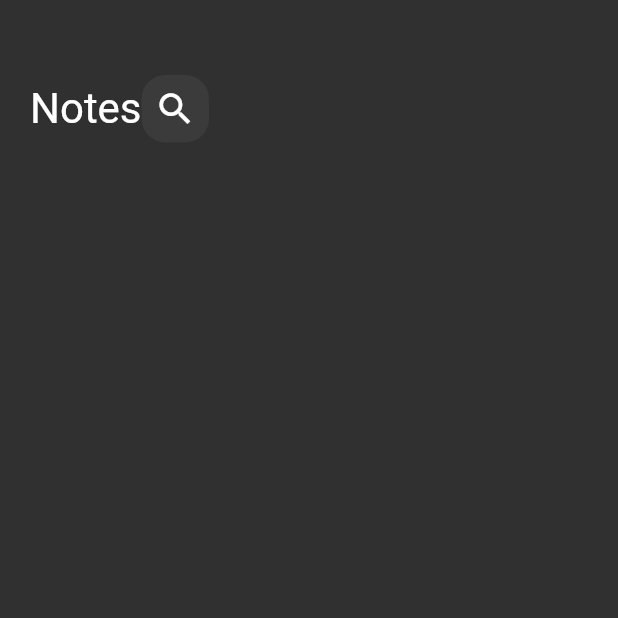
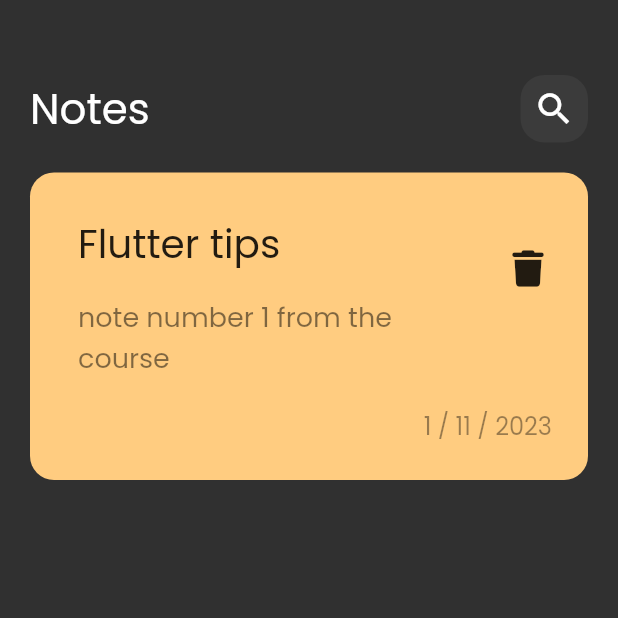
Before and after one commit to mostafaahmedbahr/note_app_with_hive, a Flutter app: the screen it shows after launch, on a phone screen of 412 x 824 dp, the top half of it. Run offline on Flutter 3.47's test engine with Material 2 defaults, Android fonts, the phone set to English and light mode, and no system bars; our stand-ins replace font_awesome_flutter.

Commit message:
custom note item

```diff
--- a/lib/main.dart
+++ b/lib/main.dart
@@ -10,11 +10,13 @@ class NotesApp extends StatelessWidget {
   @override
   Widget build(BuildContext context) {
     return MaterialApp(
+      debugShowCheckedModeBanner: false,
       // default theme
       // theme: ThemeData.dark(),
       // عشان لو هعدل على حاجه داخل ال theme
       theme: ThemeData(
         brightness: Brightness.dark,
+        fontFamily: "Poppins",
       ),
       home: const NotesView(),
     );
--- a/lib/widgets/custom_app_bar.dart
+++ b/lib/widgets/custom_app_bar.dart
@@ -11,6 +11,7 @@ class CustomAppBar extends StatelessWidget {
         Text("Notes",style: TextStyle(
           fontSize: 28,
         ),),
+        Spacer(),
         CustomSearchIcon(),
       ],
     );
--- /dev/null
+++ b/lib/widgets/custom_note_item.dart
@@ -0,0 +1,46 @@
+import 'package:flutter/material.dart';
+import 'package:font_awesome_flutter/font_awesome_flutter.dart';
+class CustomNoteItem extends StatelessWidget {
+  const CustomNoteItem({Key? key}) : super(key: key);
+
+  @override
+  Widget build(BuildContext context) {
+    return Container(
+      padding:const EdgeInsets.only(top:24,bottom:24,left: 16),
+      decoration: BoxDecoration(
+        color: const Color(0xffffcc80),
+        borderRadius: BorderRadius.circular(16),
+      ),
+      child: Column(
+        crossAxisAlignment: CrossAxisAlignment.end,
+        children: [
+          ListTile(
+            // contentPadding: const EdgeInsets.all(0),
+            title: const Text("Flutter tips",style: TextStyle(
+              color: Colors.black87,
+              fontSize: 26,
+            ),),
+            subtitle:    Padding(
+              padding: const EdgeInsets.symmetric(vertical: 16),
+              child: Text("note number 1 from the course",style: TextStyle(
+                color: Colors.black87.withOpacity(0.5),
+                fontSize: 18,
+              ),),
+            ),
+            trailing: IconButton(
+              onPressed: (){},
+              icon:const Icon(FontAwesomeIcons.trash,color: Colors.black87,size: 24,),
+            ),
+          ),
+          Padding(padding:const  EdgeInsets.only(right: 24 ),
+            child:  Text("1 / 11 / 2023",
+              style: TextStyle(
+                  color: Colors.black87.withOpacity(0.4),
+                  fontSize: 16
+              ),),
+          ),
+        ],
+      ),
+    );
+  }
+}
--- a/lib/widgets/notes_view_body_widget.dart
+++ b/lib/widgets/notes_view_body_widget.dart
@@ -1,6 +1,8 @@
 import 'package:flutter/material.dart';
+import 'package:font_awesome_flutter/font_awesome_flutter.dart';
 
 import 'custom_app_bar.dart';
+import 'custom_note_item.dart';
 class NotesViewBody extends StatelessWidget {
   const NotesViewBody({Key? key}) : super(key: key);
 
@@ -12,6 +14,8 @@ class NotesViewBody extends StatelessWidget {
         children: const [
           SizedBox(height: 50,),
           CustomAppBar(),
+          SizedBox(height: 20,),
+          CustomNoteItem(),
         ],
       ),
     );
```
Also changed, not shown: pubspec.yaml (+7 -6 lines), assets/fonts/Poppins-Regular.ttf (added), pubspec.lock.
